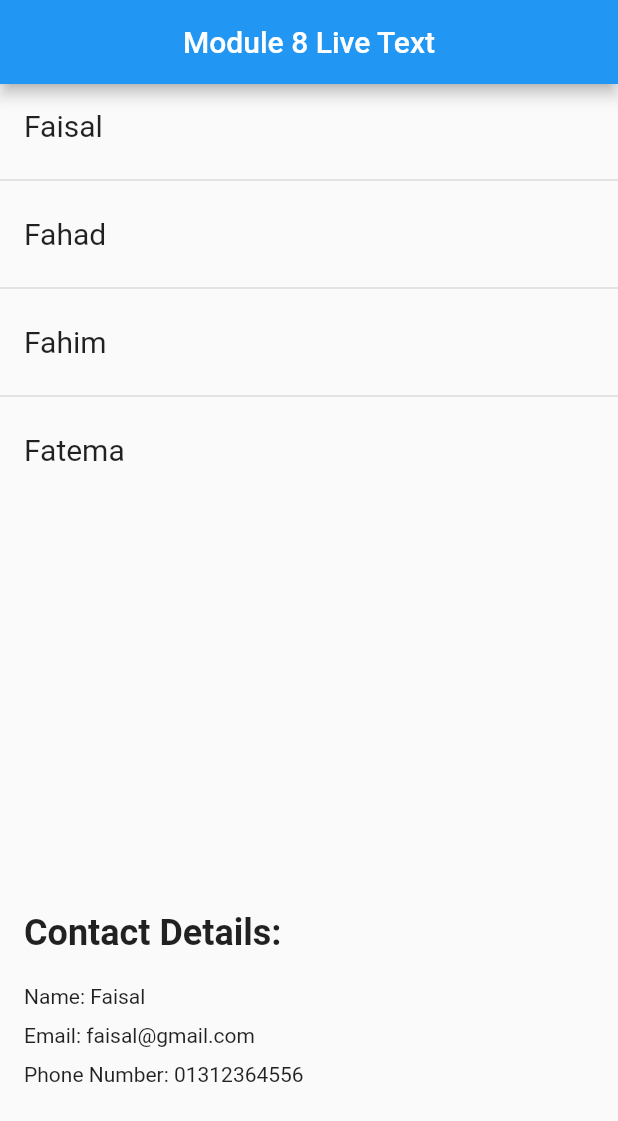
After one commit to Faisal0385/ostad_all_assignments, a Flutter app: the MyHome screen opened directly, after a tap on "Faisal", on a phone screen of 412 x 824 dp. The commit adds this screen. Shown: the top 1121 px of the screen. Run offline on Flutter 3.47's test engine with Material 2 defaults, Android fonts, the phone set to English and light mode, and no system bars.

Commit message:
first commit -m

```diff
--- a/5. ostad_flutter_assignment_four/lib/home_page.dart
+++ b/5. ostad_flutter_assignment_four/lib/home_page.dart
@@ -85,7 +85,7 @@
             ),
             Padding(
               padding: const EdgeInsets.only(bottom: 8.0),
-              child: TextField(
+              child: TextFormField(
                 controller: _myDescription,
                 minLines: 3,
                 // any number you need (It works as the rows for the textarea)
@@ -125,6 +125,7 @@
                 if (_myTitle.text.isNotEmpty &&
                     _myDescription.text.isNotEmpty &&
                     _myDays.text.isNotEmpty) {
+
                   myTaskList.add(
                     TaskList(_myTitle.text, _myDescription.text, _myDays.text),
                   );
--- /dev/null
+++ b/live_test_m8/lib/main.dart
@@ -0,0 +1,125 @@
+import 'package:flutter/material.dart';
+
+void main() {
+  runApp(const MyApp());
+}
+
+class MyApp extends StatelessWidget {
+  const MyApp({super.key});
+  // This widget is the root of your application.
+  @override
+  Widget build(BuildContext context) {
+    return MaterialApp(
+      title: 'Flutter Demo',
+      theme: ThemeData(
+
+        colorScheme: ColorScheme.fromSeed(seedColor: Colors.deepPurple),
+        useMaterial3: true,
+      ),
+      home: MyHome(),
+    );
+  }
+}
+
+class MyHome extends StatefulWidget {
+  MyHome({Key? key}) : super(key: key);
+
+  @override
+  State<MyHome> createState() => _MyHomeState();
+}
+
+class _MyHomeState extends State<MyHome> {
+  List<ContactList> myContactList = [
+    ContactList("Faisal", "faisal@gmail.com", "01312364556"),
+    ContactList("Fahad", "fahad@gmail.com", "01412364556"),
+    ContactList("Fahim", "fahim@gmail.com", "01512364556"),
+    ContactList("Fatema", "fatema@gmail.com", "01112364556"),
+  ];
+
+  @override
+  Widget build(BuildContext context) {
+    return Scaffold(
+      appBar: AppBar(
+        centerTitle: true,
+        title: const Text("Module 8 Live Text"),
+      ),
+      body: ListView.separated(
+          itemCount: myContactList.length,
+          separatorBuilder: (context, index) {
+            return const Divider(
+              thickness: 1,
+            );
+          },
+          itemBuilder: (context, index){
+            return Column(
+              crossAxisAlignment: CrossAxisAlignment.start,
+              children: [
+                ListTile(
+                  onTap: (){
+                    // The bottom sheet should show the task details
+                    showDialogBoxWithDelete(context, index);
+                  },
+                  title: Text(
+                    myContactList[index].name,
+                    style: const TextStyle(fontSize: 20),
+                  ),
+                ),
+              ],
+            );
+
+          }
+      ),
+    );
+  }
+
+  void showDialogBoxWithDelete(context, index) {
+    showBottomSheet(
+      context: context,
+      builder: (BuildContext context) {
+        return Padding(
+          padding: const EdgeInsets.all(16.0),
+          child: Container(
+            width: double.infinity,
+            height: 200,
+            child: Column(
+              crossAxisAlignment: CrossAxisAlignment.start,
+              mainAxisAlignment: MainAxisAlignment.start,
+              mainAxisSize: MainAxisSize.min,
+              children: <Widget>[
+                Column(
+                  crossAxisAlignment: CrossAxisAlignment.start,
+                  children: [
+                    const Text(
+                      'Contact Details:',
+                      style:
+                      TextStyle(fontWeight: FontWeight.bold, fontSize: 24),
+                    ),
+                    const SizedBox(
+                      height: 20,
+                    ),
+                    Text('Name: ${myContactList[index].name}'),
+                    const SizedBox(
+                      height: 10,
+                    ),
+                    Text('Email: ${myContactList[index].email}'),
+                    const SizedBox(
+                      height: 10,
+                    ),
+                    Text('Phone Number: ${myContactList[index].contact}'),
+                  ],
+                ),
+              ],
+            ),
+          ),
+        );
+      },
+    );
+  }
+}
+
+// making a contact list
+class ContactList {
+  String name, email, contact;
+
+  ContactList(this.name, this.email, this.contact);
+}
```
Also changed, not shown: live_test_m8/analysis_options.yaml (added, +29 -0 lines), live_test_m8/pubspec.yaml (added, +90 -0 lines), live_test_m8/img.png (added), live_test_m8/img_1.png (added), live_test_m8/pubspec.lock (added), 124 other files.
